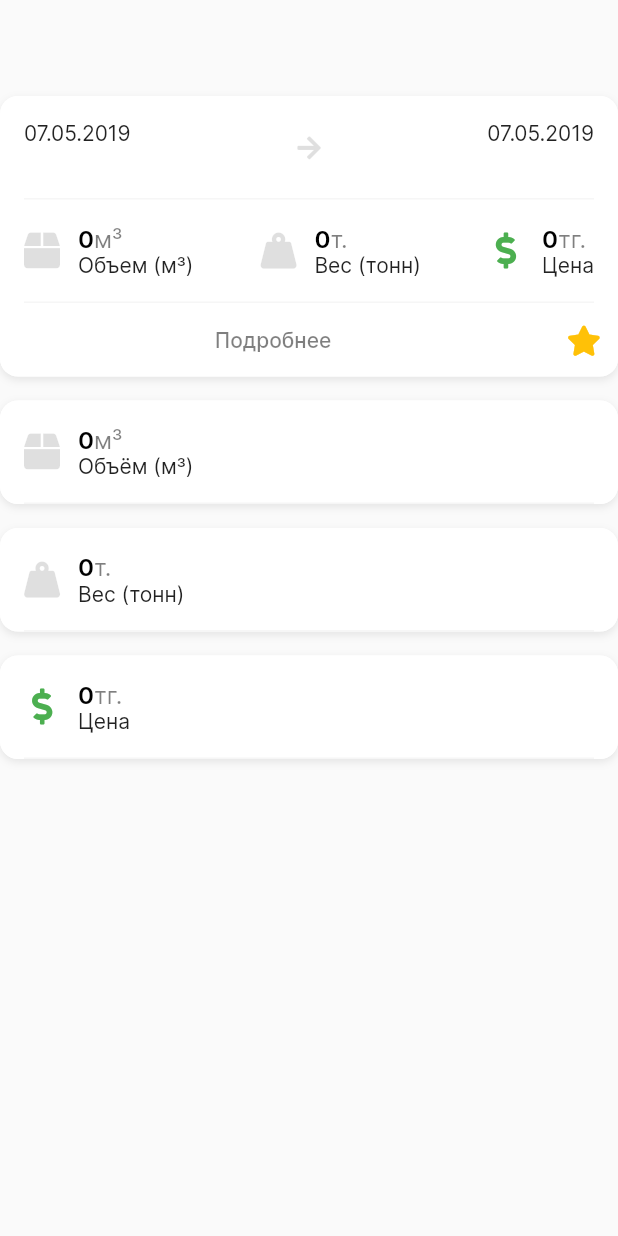
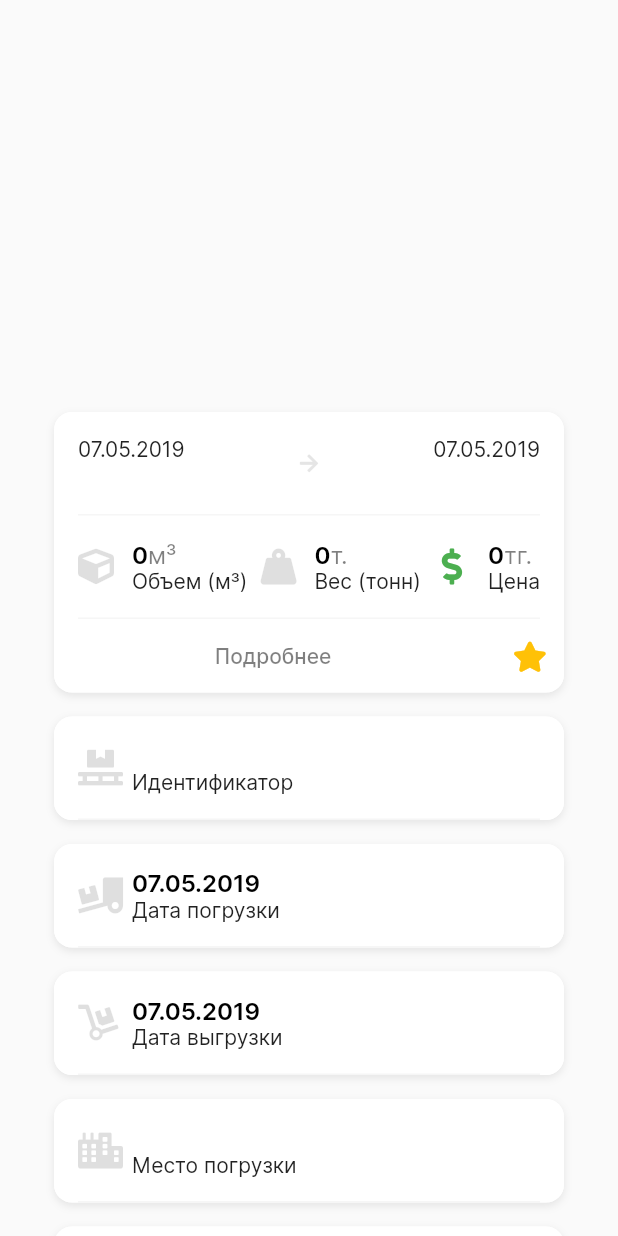
Before and after one commit to kekland/five-stars-app, a Flutter app: the CargoExpandedWidget widget shown alone on an empty page, opened directly with empty values, on a phone screen of 412 x 824 dp. Run offline on Flutter 3.47's test engine with Material 2 defaults, Android fonts, the phone set to English and light mode, and no system bars; our stand-ins replace fancy_bottom_navigation, font_awesome_flutter; statements that could not run were skipped.

Commit message:
added more stuff in expanded widget.

```diff
--- a/lib/views/arrival_destination_widget.dart
+++ b/lib/views/arrival_destination_widget.dart
@@ -41,8 +41,8 @@ class DepartureArrivalWidget extends StatelessWidget {
             alignment: Alignment.center,
             child: Icon(
               FontAwesomeIcons.arrowRight,
-              color: ModernTextTheme.captionColor.withOpacity(0.125),
-              size: 18.0,
+              color: ModernTextTheme.captionColor.withOpacity(0.1),
+              size: 14.0,
             ),
           ),
           Expanded(
--- a/lib/views/cargo/cargo_expanded_widget.dart
+++ b/lib/views/cargo/cargo_expanded_widget.dart
@@ -1,6 +1,7 @@
 import 'package:five_stars/design/card_widget.dart';
 import 'package:five_stars/design/typography/typography.dart';
 import 'package:five_stars/models/cargo_model.dart';
+import 'package:five_stars/utils/utils.dart';
 import 'package:five_stars/views/cargo/cargo_widget.dart';
 import 'package:five_stars/views/two_line_information_widget.dart';
 import 'package:flutter/material.dart';
@@ -34,9 +35,8 @@ class _CargoExpandedWidgetState extends State<CargoExpandedWidget> with SingleTi
 
   @override
   Widget build(BuildContext context) {
-    return Padding(
-      padding: const EdgeInsets.only(top: 64.0),
-      child: SingleChildScrollView(
+    return SingleChildScrollView(
+      padding: EdgeInsets.only(top: MediaQuery.of(context).size.height / 3.0, left: 36.0, right: 36.0, bottom: 36.0),
       physics: BouncingScrollPhysics(),
       child: Column(
         children: <Widget>[
@@ -48,7 +48,67 @@ class _CargoExpandedWidgetState extends State<CargoExpandedWidget> with SingleTi
           buildInfoCardWidget(
             TwoLineInformationWidget(
               iconColor: ModernTextTheme.captionIconColor,
-                icon: FontAwesomeIcons.box,
+              icon: FontAwesomeIcons.pallet,
+              title: 'Идентификатор',
+              value: widget.data.id,
+              unit: "",
+            ),
+          ),
+          SizedBox(height: 16.0),
+          buildInfoCardWidget(
+            TwoLineInformationWidget(
+              iconColor: ModernTextTheme.captionIconColor,
+              icon: FontAwesomeIcons.truckLoading,
+              title: 'Дата погрузки',
+              value: dateTimeToString(widget.data.departureDate),
+              unit: "",
+            ),
+          ),
+          SizedBox(height: 16.0),
+          buildInfoCardWidget(
+            TwoLineInformationWidget(
+              iconColor: ModernTextTheme.captionIconColor,
+              icon: FontAwesomeIcons.dolly,
+              title: 'Дата выгрузки',
+              value: dateTimeToString(widget.data.arrivalDate),
+              unit: "",
+            ),
+          ),
+          SizedBox(height: 16.0),
+          buildInfoCardWidget(
+            TwoLineInformationWidget(
+              iconColor: ModernTextTheme.captionIconColor,
+              icon: FontAwesomeIcons.city,
+              title: 'Место погрузки',
+              value: widget.data.departureCity.name,
+              unit: "",
+            ),
+          ),
+          SizedBox(height: 16.0),
+          buildInfoCardWidget(
+            TwoLineInformationWidget(
+              iconColor: ModernTextTheme.captionIconColor,
+              icon: FontAwesomeIcons.city,
+              title: 'Место выгрузки',
+              value: widget.data.arrivalCity.name,
+              unit: "",
+            ),
+          ),
+          SizedBox(height: 16.0),
+          buildInfoCardWidget(
+            TwoLineInformationWidget(
+              iconColor: ModernTextTheme.captionIconColor,
+              icon: FontAwesomeIcons.truckMoving,
+              title: 'Тип кузова',
+              value: "Тент",
+              unit: "",
+            ),
+          ),
+          SizedBox(height: 16.0),
+          buildInfoCardWidget(
+            TwoLineInformationWidget(
+              iconColor: ModernTextTheme.captionIconColor,
+              icon: FontAwesomeIcons.cube,
               title: 'Объём (м³)',
               value: widget.data.volume.cubicMeter.round().toString(),
               unit: "м³",
@@ -76,13 +136,12 @@ class _CargoExpandedWidgetState extends State<CargoExpandedWidget> with SingleTi
           ),
         ],
       ),
-      ),
     );
   }
 
   Widget buildInfoCardWidget(Widget child) {
     return Transform.translate(
-      offset: Offset(0.0, 10.0 * (1.0 - animation.value)),
+      offset: Offset(0.0, 15.0 * (1.0 - animation.value)),
       child: Opacity(
         opacity: animation.value.clamp(0.0, 1.0),
         child: CardWidget(
--- a/lib/views/cargo/cargo_widget.dart
+++ b/lib/views/cargo/cargo_widget.dart
@@ -39,7 +39,6 @@ class _CargoWidgetState extends State<CargoWidget> {
         builder: (context) {
           return Container(
             color: Colors.black45,
-            padding: const EdgeInsets.all(36.0),
             child: CargoExpandedWidget(data: widget.data),
           );
         },
@@ -86,7 +85,7 @@ class _CargoWidgetState extends State<CargoWidget> {
                       children: <Widget>[
                         TwoLineInformationWidget(
                           iconColor: ModernTextTheme.captionIconColor,
-                          icon: FontAwesomeIcons.box,
+                          icon: FontAwesomeIcons.cube,
                           title: 'Объем (м³)',
                           value: widget.data.volume.cubicMeter.round().toString(),
                           unit: "м³",
```
Lines whose indentation alone changed are shown as unchanged.
